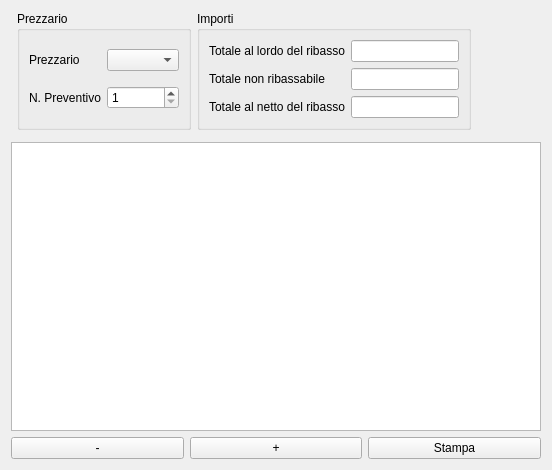
Above: qcostgui/accountinglstreegui.ui from mickele77/qcost before the change. Below: the same form after it.
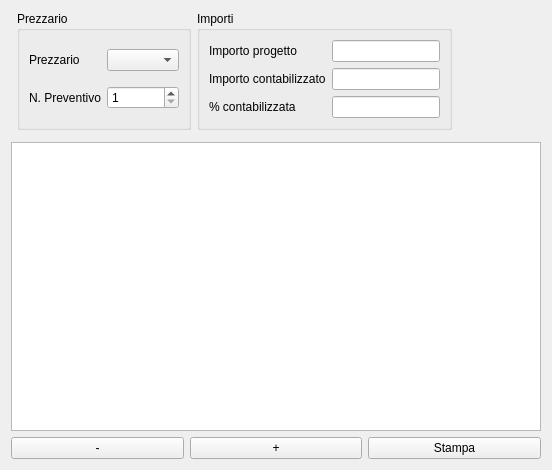
That is the form after the change.

```diff
--- a/qcostgui/accountinglstreegui.ui
+++ b/qcostgui/accountinglstreegui.ui
@@ -23,12 +23,12 @@
       <item row="1" column="0">
        <widget class="QLabel" name="amountNotToBeDiscountedLabel">
         <property name="text">
-         <string>Totale non ribassabile</string>
+         <string>Importo contabilizzato</string>
         </property>
        </widget>
       </item>
       <item row="0" column="1">
-       <widget class="QLineEdit" name="totalAmountToBeDiscountedLineEdit">
+       <widget class="QLineEdit" name="totalAmountLineEdit">
         <property name="readOnly">
          <bool>true</bool>
         </property>
@@ -42,21 +42,21 @@
        </widget>
       </item>
       <item row="0" column="0">
-       <widget class="QLabel" name="totalAmountToBeDiscountedLabel">
-        <property name="text">
-         <string>Totale al lordo del ribasso</string>
-        </property>
-       </widget>
-      </item>
-      <item row="2" column="0">
        <widget class="QLabel" name="totalAmountLabel">
         <property name="text">
-         <string>Totale al netto del ribasso</string>
+         <string>Importo progetto</string>
+        </property>
+       </widget>
+      </item>
+      <item row="2" column="0">
+       <widget class="QLabel" name="percentageAccountedLabel">
+        <property name="text">
+         <string>% contabilizzata</string>
         </property>
        </widget>
       </item>
       <item row="2" column="1">
-       <widget class="QLineEdit" name="totalAmountLineEdit">
+       <widget class="QLineEdit" name="percentageAccountedLineEdit">
         <property name="readOnly">
          <bool>true</bool>
         </property>
```
Left out of the diff: 10 changed lines with no effect on the pictures.
